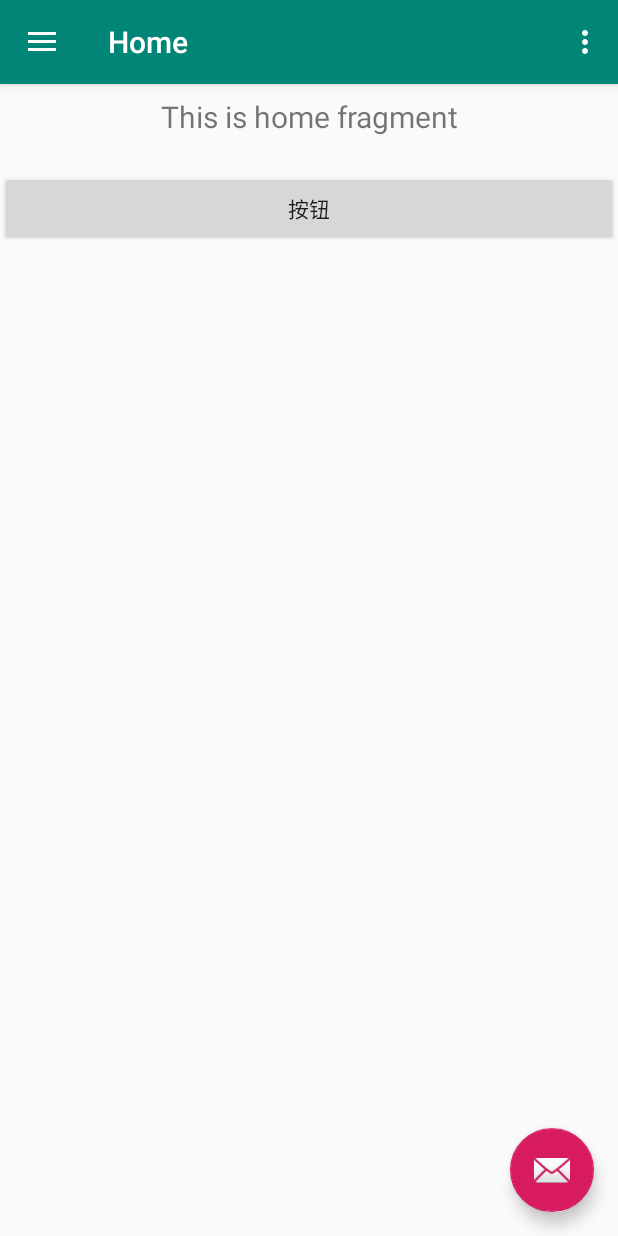
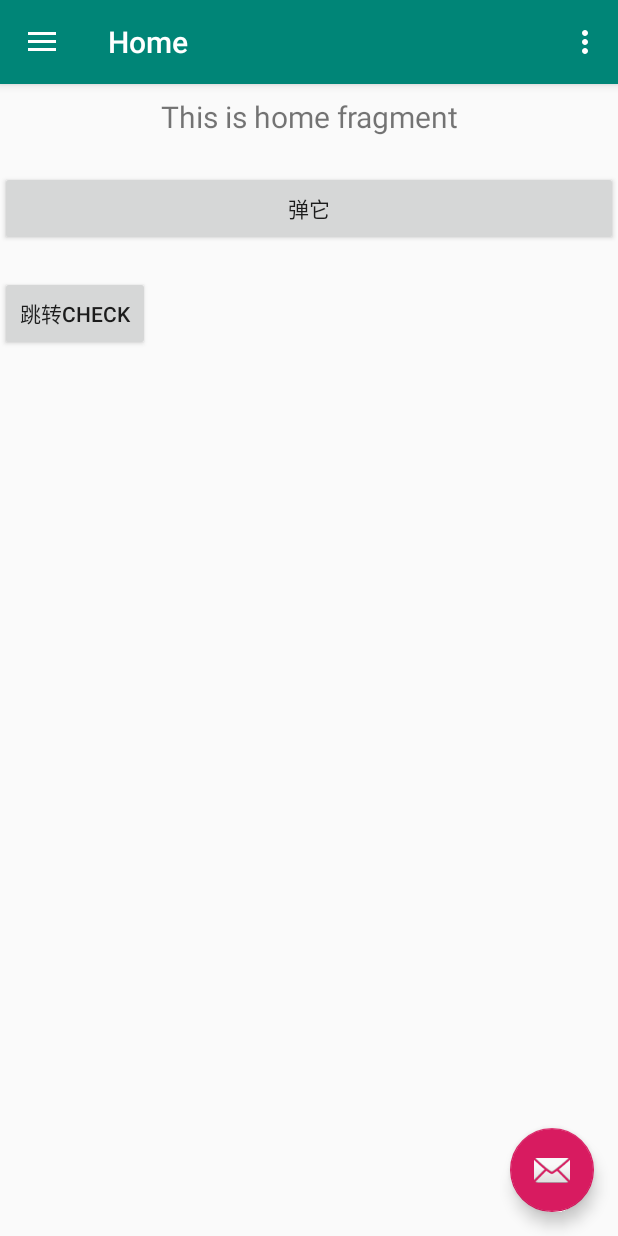
Before and after one commit to heise100/AndroidTest2, an Android app: the screen it shows after launch (MainActivity), on a phone screen of 412 x 824 dp. Run offline under Robolectric (Android 15) with nearby library versions, the phone set to English and light mode, and no system bars; our stand-ins replace navigation-ui.

Commit message:
提了算了

```diff
--- a/app/src/main/AndroidManifest.xml
+++ b/app/src/main/AndroidManifest.xml
@@ -9,6 +9,7 @@
         android:roundIcon="@mipmap/ic_launcher_round"
         android:supportsRtl="true"
         android:theme="@style/AppTheme">
+        <activity android:name=".ui.home.CheckActivity"></activity>
         <activity
             android:name=".MainActivity"
             android:label="@string/app_name"
--- a/app/src/main/java/com/example/myapplication/ui/home/HomeFragment.java
+++ b/app/src/main/java/com/example/myapplication/ui/home/HomeFragment.java
@@ -1,10 +1,13 @@
 package com.example.myapplication.ui.home;
 
+import android.content.Intent;
 import android.os.Bundle;
 import android.view.LayoutInflater;
 import android.view.View;
 import android.view.ViewGroup;
+import android.widget.Button;
 import android.widget.TextView;
+import android.widget.Toast;
 
 import androidx.annotation.Nullable;
 import androidx.annotation.NonNull;
@@ -13,10 +16,12 @@ import androidx.lifecycle.Observer;
 import androidx.lifecycle.ViewModelProviders;
 
 import com.example.myapplication.R;
+import com.example.myapplication.util.ToastUtil;
 
 public class HomeFragment extends Fragment {
 
     private HomeViewModel homeViewModel;
+    private Button btn_1;
 
     public View onCreateView(@NonNull LayoutInflater inflater,
                              ViewGroup container, Bundle savedInstanceState) {
@@ -30,6 +35,25 @@ public class HomeFragment extends Fragment {
                 textView.setText(s);
             }
         });
+
+        btn_1=root.findViewById(R.id.btn_1);
+        btn_1.setOnClickListener(new View.OnClickListener() {
+            @Override
+            public void onClick(View v) {
+               // Toast.makeText(getContext(),"哈哈哈,出来了",Toast.LENGTH_SHORT).show();
+                ToastUtil.showMsg(getContext(),"哈哈,高兴不");
+            }
+        });
+
+        Button btn2=root.findViewById(R.id.btn_2);
+        btn2.setOnClickListener(new View.OnClickListener() {
+            @Override
+            public void onClick(View v) {
+                Intent intent=new Intent(getActivity(),CheckActivity.class);
+                startActivity(intent);
+
+            }
+        });
         return root;
     }
 }
--- a/app/src/main/res/layout/fragment_home.xml
+++ b/app/src/main/res/layout/fragment_home.xml
@@ -23,5 +23,13 @@
         android:id="@+id/btn_1"
         android:layout_width="match_parent"
         android:layout_height="50dp"
-        android:text="按钮"/>
+        android:text="弹它"/>
+
+    <Button
+        android:id="@+id/btn_2"
+        android:layout_width="100dp"
+        android:layout_height="50dp"
+        android:text="跳转Check"
+        android:layout_marginTop="20dp"
+        />
 </LinearLayout>
--- a/app/src/main/res/layout/fragment_slideshow.xml
+++ b/app/src/main/res/layout/fragment_slideshow.xml
@@ -16,4 +16,5 @@
         app:layout_constraintEnd_toEndOf="parent"
         app:layout_constraintStart_toStartOf="parent"
         app:layout_constraintTop_toTopOf="parent" />
+
 </androidx.constraintlayout.widget.ConstraintLayout>
```
Also changed, not shown: app/src/main/java/com/example/myapplication/ui/home/CheckActivity.java (added, +15 -0 lines), app/src/main/java/com/example/myapplication/util/ToastUtil.java (added, +20 -0 lines), app/src/main/res/layout/activity_check.xml (added, +40 -0 lines).
